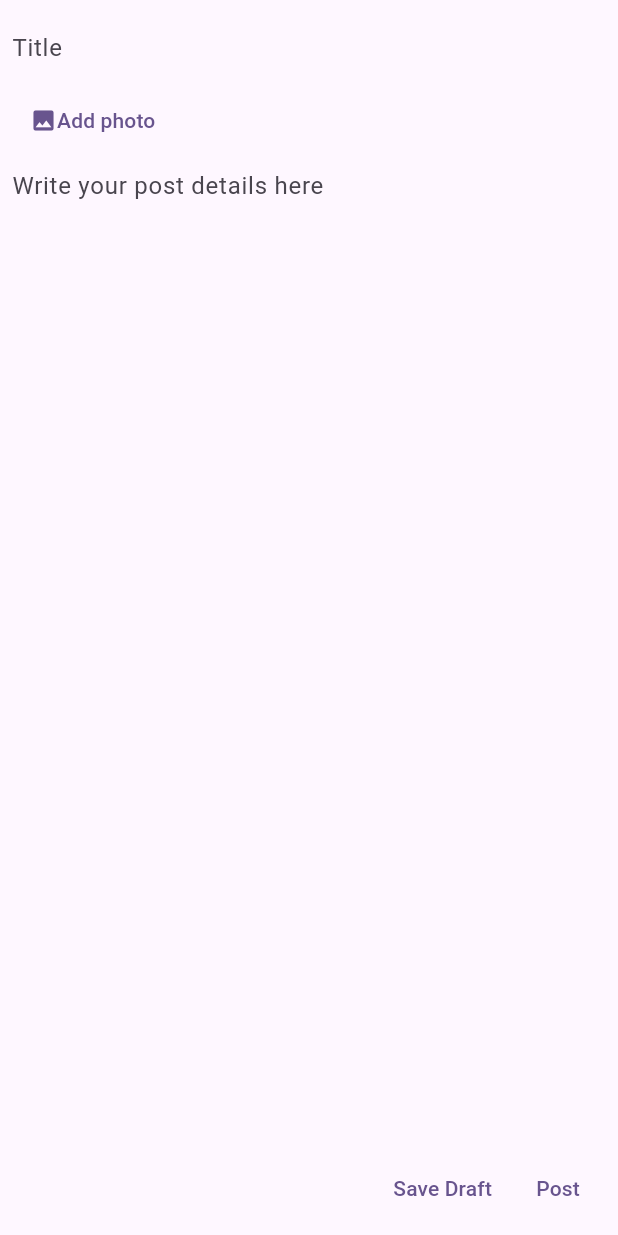
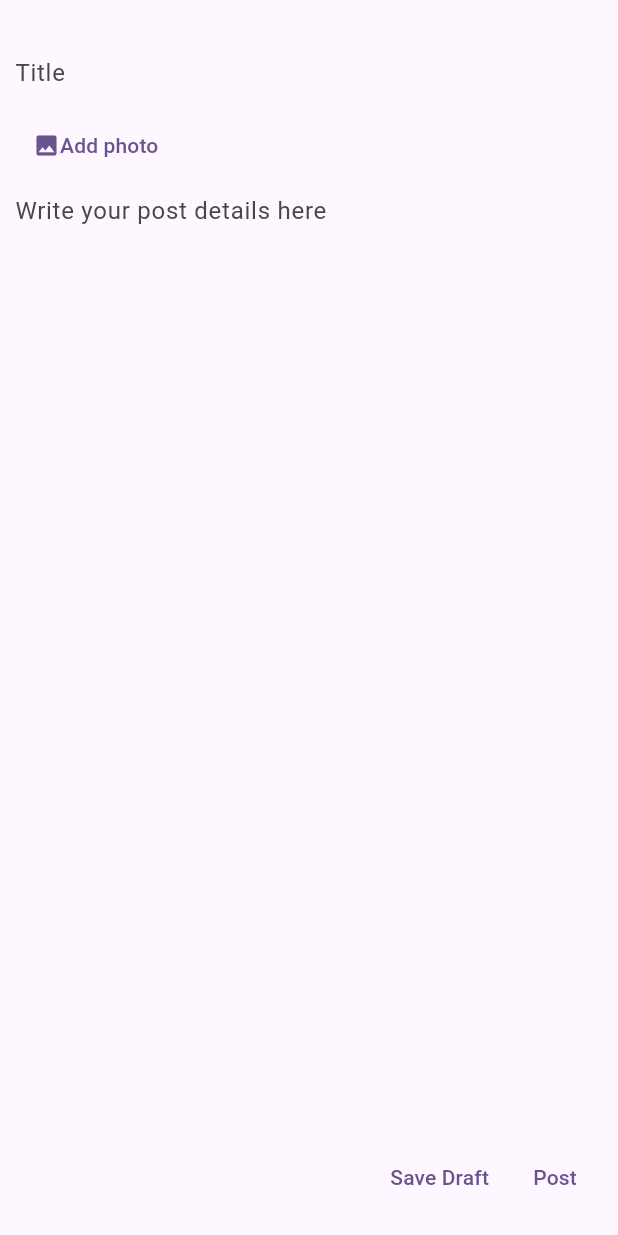
Before and after one commit to noAudio/pawfiki, a Flutter app: the NewPost widget shown alone on an empty page, opened directly, on a phone screen of 412 x 824 dp. Run offline on Flutter 3.47's test engine with Material 3 defaults, Android fonts, the phone set to English and light mode, and no system bars; our stand-ins replace flutter_redux, redux.

Commit message:
Adjust padding of modal sheet

```diff
--- a/lib/screens/new_post.dart
+++ b/lib/screens/new_post.dart
@@ -11,7 +11,7 @@ class NewPost extends StatelessWidget {
       converter: (store) => store.state,
       builder: (BuildContext context, state) {
         return Padding(
-          padding: const EdgeInsets.all(8.0),
+          padding: const EdgeInsets.fromLTRB(10.0, 25.0, 10.0, 15.0),
           child: Column(
             mainAxisAlignment: MainAxisAlignment.spaceBetween,
             children: <Widget>[
```
